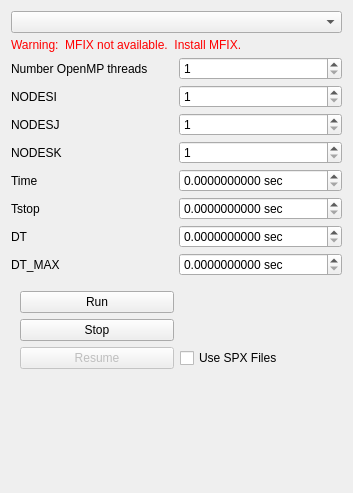
Above: gui/uifiles/run.ui from truongd8593/mfix before the change. Below: the same form after it.
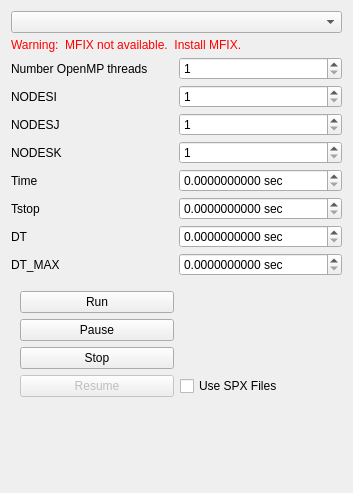
That is the form after the change. Custom widgets are drawn as their Qt base class.

Commit message: pause button in run.ui

The edit to the form file:
```diff
--- a/gui/uifiles/run.ui
+++ b/gui/uifiles/run.ui
@@ -631,6 +631,13 @@
        </widget>
       </item>
       <item row="1" column="0">
+       <widget class="QPushButton" name="pause_pymfix_button">
+        <property name="text">
+         <string>Pause</string>
+        </property>
+       </widget>
+      </item>
+      <item row="2" column="0">
        <widget class="QPushButton" name="stop_mfix_button">
         <property name="toolTip">
          <string>Stop MFIX</string>
@@ -640,7 +647,7 @@
         </property>
        </widget>
       </item>
-      <item row="2" column="0">
+      <item row="3" column="0">
        <widget class="QPushButton" name="resume_mfix_button">
         <property name="enabled">
          <bool>false</bool>
@@ -650,14 +657,14 @@
         </property>
        </widget>
       </item>
-      <item row="2" column="1">
+      <item row="3" column="1">
        <widget class="QCheckBox" name="use_spx_checkbox">
         <property name="text">
          <string>Use SPX Files</string>
         </property>
        </widget>
       </item>
-      <item row="3" column="0">
+      <item row="4" column="0">
        <spacer name="verticalSpacer">
         <property name="orientation">
          <enum>Qt::Vertical</enum>
```
Left out of the diff: 15 changed lines with no effect on the pictures.
